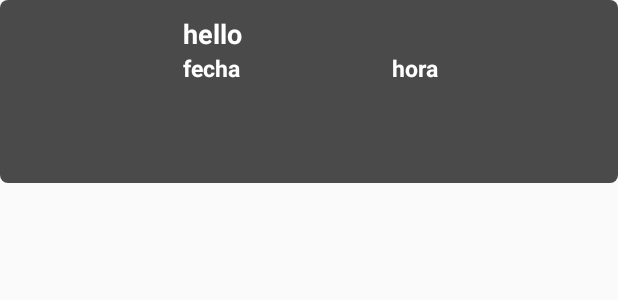
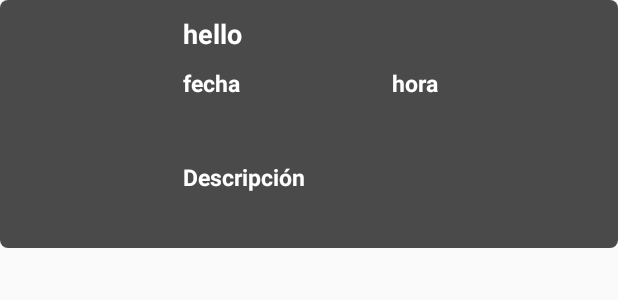
Before and after one commit to 2Canton/Carriot-Android, an Android app: the layout item_evento.xml on its own in the app's theme, with its tools: preview values and no code run, on a phone screen of 412 x 824 dp. Shown: the top 300 px of the screen. Run offline under Robolectric (Android 15) with nearby library versions, the phone set to English and light mode, and no system bars.

Commit message:
Se ajusta el diseño de algunos text view

```diff
--- a/app/src/main/res/layout/item_evento.xml
+++ b/app/src/main/res/layout/item_evento.xml
@@ -41,6 +41,7 @@
             android:layout_height="wrap_content"
             android:layout_below="@id/txtvTituloEvento"
             android:layout_toRightOf="@id/imgLogoEvento"
+            android:layout_marginTop="10dp"
             android:weightSum="2">
 
             <TextView
@@ -67,6 +68,8 @@
 
         </LinearLayout>
 
+
+
         <TextView
             android:id="@+id/txtvCostoEvento"
             android:layout_width="fill_parent"
@@ -76,13 +79,29 @@
             android:layout_marginTop="10dp"
             android:ellipsize="marquee"
             android:singleLine="true"
+            android:textSize="15dp"
+            android:textStyle="bold"
+            android:textColor="@color/blanco" />
+
+        <TextView
+            android:id="@+id/txtvInsDescripcionEvento"
+            android:layout_width="fill_parent"
+            android:layout_height="wrap_content"
+            android:layout_below="@id/txtvCostoEvento"
+            android:layout_marginLeft="110dp"
+            android:layout_marginTop="10dp"
+            android:ellipsize="marquee"
+            android:singleLine="true"
+            android:textSize="15dp"
+            android:textStyle="bold"
+            android:text="Descripción"
             android:textColor="@color/blanco" />
 
         <TextView
             android:id="@+id/txtvDescripcionEvento"
             android:layout_width="fill_parent"
             android:layout_height="wrap_content"
-            android:layout_below="@id/txtvCostoEvento"
+            android:layout_below="@id/txtvInsDescripcionEvento"
             android:layout_marginLeft="110dp"
             android:layout_marginTop="10dp"
             android:ellipsize="marquee"
```
